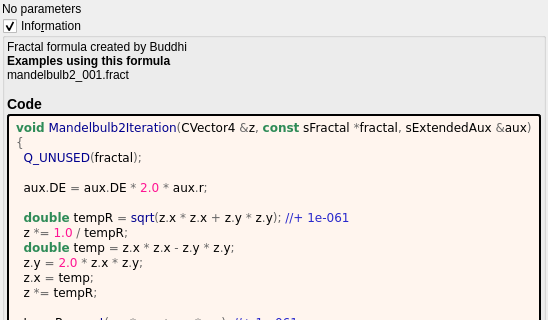
The window that mandelbulber2/formula/ui/mandelbulb_eye.ui (buddhi1980/mandelbulber2) describes before a commit, drawn with Qt 5; both pictures show x 0 to 548 and y 0 to 320 of the 548 by 621 pixel window.
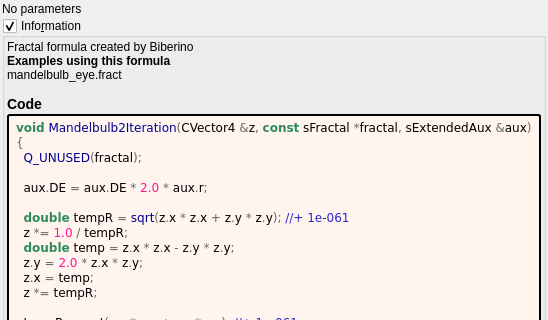
The same window after the commit. Custom widgets are drawn as their Qt base class.

Commit message: removed std:: prefix, updated .ui

What changed in the file:
```diff
--- a/mandelbulber2/formula/ui/mandelbulb_eye.ui
+++ b/mandelbulber2/formula/ui/mandelbulb_eye.ui
@@ -66,9 +66,9 @@
       <item>
        <widget class="QLabel" name="label_information_general">
         <property name="text">
-         <string notr="true">&lt;p&gt;Fractal formula created by Buddhi&lt;/p&gt;&lt;table&gt;
+         <string notr="true">&lt;p&gt;Fractal formula created by Biberino&lt;/p&gt;&lt;table&gt;
 &lt;/table&gt;
-&lt;br&gt;&lt;b&gt;Examples using this formula&lt;/b&gt;&lt;br&gt;mandelbulb2_001.fract&lt;h3&gt;Code&lt;/h3&gt;</string>
+&lt;br&gt;&lt;b&gt;Examples using this formula&lt;/b&gt;&lt;br&gt;mandelbulb_eye.fract&lt;h3&gt;Code&lt;/h3&gt;</string>
         </property>
         <property name="wordWrap">
          <bool>true</bool>
```
Left out of the diff: 4 changed lines with no effect on the pictures. The commit also changes 2 other files.
